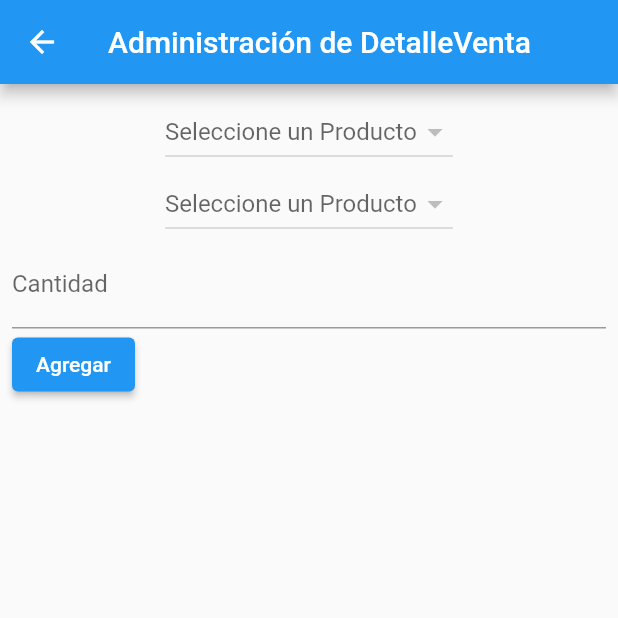
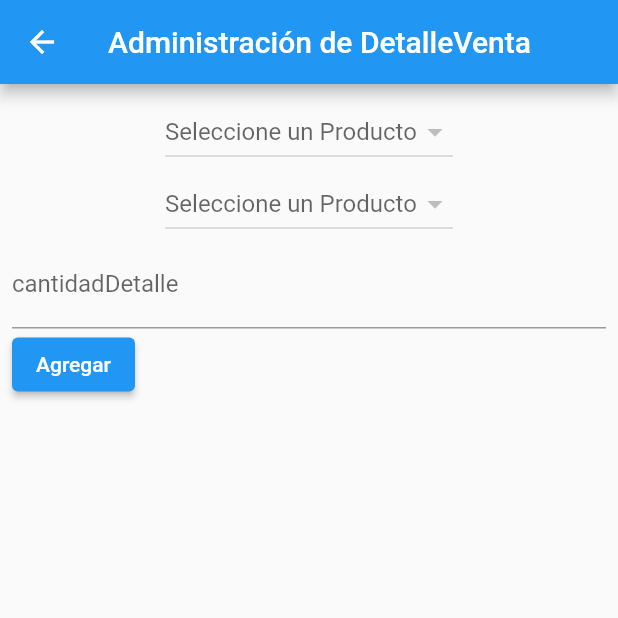
Before and after one commit to aleins99/Flutter_Frontend_Final, a Flutter app: the DetalleVentaScreen screen opened directly with empty values, after a tap on "Agregar", on a phone screen of 412 x 824 dp, the top half of it. Run offline on Flutter 3.47's test engine with Material 2 defaults, Android fonts, the phone set to English and light mode, and no system bars; our stand-ins replace sqflite; missing offline and left inert: dart:ffi; accounts and stored records are empty.

Commit message:
funciona total de ventas

```diff
--- a/lib/src/models/detalle_venta.dart
+++ b/lib/src/models/detalle_venta.dart
@@ -1,32 +1,32 @@
-/* // para detalle venta: identificador del producto, cantidadVenta
+/* // para detalle venta: identificador del producto, cantidadDetalleVenta
   static const _tableDetalleVenta = 'detalleVenta';
   static const columnIdDetalleVenta = 'idDetalleVenta';
-  static const columnIdProductoDetalleVenta = 'idProducto';
-  static const columncantidadVentaDetalleVenta = 'cantidadVenta';
+  static const columnidProductoDetalleDetalleVenta = 'idProductoDetalle';
+  static const columncantidadDetalleVentaDetalleVenta = 'cantidadDetalleVenta';
 */
 import '../models/producto.dart';
 import '../models/venta.dart';
 
 class DetalleVenta {
   int idDetalleVenta;
-  Producto idProducto;
-  int cantidad;
-  Venta idVenta;
+  Producto idProductoDetalle;
+  int cantidadDetalle;
+  Venta idVentaDetalle;
 
   DetalleVenta({
     required this.idDetalleVenta,
-    required this.idVenta,
-    required this.idProducto,
-    required this.cantidad,
+    required this.idVentaDetalle,
+    required this.idProductoDetalle,
+    required this.cantidadDetalle,
   });
 
   // Convert a DetalleVenta into a Map. The keys must correspond to the names of the columns in the database.
   Map<String, dynamic> toMap() {
     return {
       'idDetalleVenta': idDetalleVenta,
-      'idVenta': idVenta,
-      'idProducto': idProducto,
-      'cantidad': cantidad,
+      'idVentaDetalle': idVentaDetalle,
+      'idProductoDetalle': idProductoDetalle,
+      'cantidadDetalle': cantidadDetalle,
     };
   }
 
@@ -34,9 +34,9 @@ class DetalleVenta {
   factory DetalleVenta.fromMap(Map<String, dynamic> map) {
     return DetalleVenta(
       idDetalleVenta: map['idDetalleVenta'],
-      idVenta: map['idVenta'],
-      idProducto: map['idProducto'],
-      cantidad: map['cantidad'],
+      idVentaDetalle: map['idVentaDetalle'],
+      idProductoDetalle: map['idProductoDetalle'],
+      cantidadDetalle: map['cantidadDetalle'],
     );
   }
 }
--- a/lib/src/providers/database_helper.dart
+++ b/lib/src/providers/database_helper.dart
@@ -41,9 +41,9 @@ class DatabaseHelper {
   // para detalle venta: identificador del producto, cantidad
   static const _tableDetalleVenta = 'detalleVenta';
   static const columnIdDetalleVenta = 'idDetalleVenta';
-  static const columnVenta = 'idVenta';
-  static const columnProducto = 'idProducto';
-  static const columnCantidad = 'cantidad';
+  static const columnVentaDetalleVenta = 'idVentaDetalle';
+  static const columnProductoDetalleVenta = 'idProductoDetalle';
+  static const columnCantidadDetalleVenta = 'cantidadDetalle';
 
   DatabaseHelper._privateConstructor();
   static final DatabaseHelper instance = DatabaseHelper._privateConstructor();
@@ -98,11 +98,11 @@ class DatabaseHelper {
     await db.execute('''
     CREATE TABLE $_tableDetalleVenta (
     $columnIdDetalleVenta INTEGER PRIMARY KEY AUTOINCREMENT,
-    $columnVenta INTEGER NOT NULL,
-    $columnProducto INTEGER NOT NULL,
-    $columnCantidad INTEGER NOT NULL,
-    FOREIGN KEY ($columnVenta) REFERENCES $_tableVentas ($columnIdVenta),
-    FOREIGN KEY ($columnProducto) REFERENCES $_tableProductos ($columnIdProducto)
+    $columnVentaDetalleVenta INTEGER NOT NULL,
+    $columnProductoDetalleVenta INTEGER NOT NULL,
+    $columnCantidadDetalleVenta INTEGER NOT NULL,
+    FOREIGN KEY ($columnVentaDetalleVenta) REFERENCES $_tableVentas ($columnIdVenta),
+    FOREIGN KEY ($columnProductoDetalleVenta) REFERENCES $_tableProductos ($columnIdProducto)
     )
     ''');
   }
@@ -211,6 +211,23 @@ class DatabaseHelper {
     return listaProductos;
   }
 
+  Future<Producto> obtenerProductoPorId(int id) async {
+    Database db = await database;
+    final res = await db.query(
+      _tableProductos,
+      where: '$columnIdProducto = ?',
+      whereArgs: [id],
+    );
+
+    if (res.isNotEmpty) {
+      Categoria cat =
+          await obtenerCategoriaPorId(res.first['categoria'] as int);
+      return Producto.fromMap(res.first, categoria: cat);
+    } else {
+      throw Exception('Venta no encontrada');
+    }
+  }
+
   Future<int> updateProducto(Producto producto) async {
     Database db = await instance.database;
     return await db.update(
@@ -285,16 +302,48 @@ class DatabaseHelper {
     Database db = await instance.database;
     final List<Map<String, dynamic>> maps = await db.query(_tableVentas);
     List<Venta> ventas = [];
+
     for (var venta in maps) {
       Venta v = Venta(
         idVenta: venta['idVenta'] as int,
         fecha: DateTime.tryParse(venta['fecha'] as String)!,
         factura: venta['factura'] as String,
-        total: venta['total'] as double,
+        total: await totalVenta(venta['idVenta'] as int),
       );
       ventas.add(v);
     }
     return ventas;
+  }
+
+  Future<double> totalVenta(int idVenta) async {
+    final db = await database;
+    final res = await db.query(
+      _tableDetalleVenta,
+      where: '$columnVentaDetalleVenta = ?',
+      whereArgs: [idVenta],
+    );
+    double total = 0.0;
+    for (var detalle in res) {
+      Producto producto =
+          await obtenerProductoPorId(detalle['idProductoDetalle'] as int);
+      total += producto.precio * (detalle['cantidadDetalle'] as int);
+    }
+    return total;
+  }
+
+  Future<Venta> obtenerVentaPorId(int id) async {
+    Database db = await database;
+    final res = await db.query(
+      _tableVentas,
+      where: '$columnIdVenta = ?',
+      whereArgs: [id],
+    );
+
+    if (res.isNotEmpty) {
+      return Venta.fromMap(res.first);
+    } else {
+      throw Exception('Venta no encontrada');
+    }
   }
 
   Future<int> updateVenta(Venta venta) async {
@@ -320,9 +369,10 @@ class DatabaseHelper {
   Future<int> insertDetalleVenta(DetalleVenta detalleVenta) async {
     Database db = await database;
     var map = detalleVenta.toMap();
-    map['idProducto'] = detalleVenta.idProducto.idProducto;
-    map['idVenta'] = detalleVenta.idVenta.idVenta;
-
+    map['idProductoDetalle'] = detalleVenta.idProductoDetalle.idProducto;
+    map['idVentaDetalle'] = detalleVenta.idVentaDetalle.idVenta;
+    map.remove(
+        'idDetalleVenta'); // Remove the ID so SQLite can auto-generate it
     return await db.insert(_tableDetalleVenta, map);
   }
 
@@ -332,9 +382,9 @@ class DatabaseHelper {
     return List.generate(maps.length, (i) {
       return DetalleVenta(
         idDetalleVenta: maps[i][columnIdDetalleVenta],
-        idVenta: maps[i][columnVenta],
-        idProducto: maps[i][columnProducto],
-        cantidad: maps[i][columnCantidad],
+        idVentaDetalle: maps[i][columnVentaDetalleVenta],
+        idProductoDetalle: maps[i][columnProductoDetalleVenta],
+        cantidadDetalle: maps[i][columnCantidadDetalleVenta],
       );
     });
   }
@@ -351,20 +401,26 @@ class DatabaseHelper {
 
   Future<List<DetalleVenta>> retrieveDetallesVenta(int idVenta) async {
     final db = await database;
-    final List<Map<String, dynamic>> detalleVentaMap = await db.query(
-      'DetalleVenta',
-      where: '$columnVenta = ?',
+    final res = await db.query(
+      _tableDetalleVenta,
+      where: '$columnVentaDetalleVenta = ?',
       whereArgs: [idVenta],
     );
+    List<DetalleVenta> detallesVenta = [];
 
-    return detalleVentaMap.map((detalleMap) {
-      return DetalleVenta(
-        idDetalleVenta: detalleMap['idDetalleVenta'],
-        idVenta: detalleMap['idVenta'],
-        idProducto: detalleMap['idProducto'],
-        cantidad: detalleMap['cantidad'],
+    for (var detalle in res) {
+      Venta venta = await obtenerVentaPorId(detalle['idVentaDetalle'] as int);
+      Producto producto =
+          await obtenerProductoPorId(detalle['idProductoDetalle'] as int);
+      DetalleVenta d = DetalleVenta(
+        idDetalleVenta: detalle['idDetalleVenta'] as int,
+        idVentaDetalle: venta,
+        idProductoDetalle: producto,
+        cantidadDetalle: detalle['cantidadDetalle'] as int,
       );
-    }).toList();
+      detallesVenta.add(d);
+    }
+    return detallesVenta;
   }
 
   Future<int> deleteDetalleVenta(int id) async {
--- a/lib/src/screens/detalle_venta_screen.dart
+++ b/lib/src/screens/detalle_venta_screen.dart
@@ -22,7 +22,8 @@ class _DetalleVentaScreenState extends State<DetalleVentaScreen> {
   Producto? selectedProducto;
   List<Venta> ventas = [];
   Venta? selectedVenta;
-  TextEditingController _controllerCantidad = new TextEditingController();
+  TextEditingController _controllercantidadDetalle =
+      new TextEditingController();
 
   @override
   void initState() {
@@ -91,8 +92,9 @@ class _DetalleVentaScreenState extends State<DetalleVentaScreen> {
                   }).toList(),
                 ),
                 TextField(
-                  controller: _controllerCantidad,
-                  decoration: const InputDecoration(labelText: 'Cantidad'),
+                  controller: _controllercantidadDetalle,
+                  decoration:
+                      const InputDecoration(labelText: 'cantidadDetalle'),
                   keyboardType: TextInputType.number,
                 ),
                 Row(
@@ -112,7 +114,7 @@ class _DetalleVentaScreenState extends State<DetalleVentaScreen> {
               itemBuilder: (context, index) {
                 return ListTile(
                   title: Text(
-                      '${detalleVenta[index].idProducto.nombre} ${detalleVenta[index].cantidad}'),
+                      '${detalleVenta[index].idProductoDetalle.nombre} ${detalleVenta[index].cantidadDetalle}'),
                   trailing: Row(
                     mainAxisSize: MainAxisSize.min,
                     children: [
@@ -137,15 +139,16 @@ class _DetalleVentaScreenState extends State<DetalleVentaScreen> {
   }
 
   void _addDetalleVenta() async {
-    if (_controllerCantidad.text.isNotEmpty && selectedProducto != null) {
+    if (_controllercantidadDetalle.text.isNotEmpty &&
+        selectedProducto != null) {
       DetalleVenta newDetalleVenta = DetalleVenta(
-          idDetalleVenta: 1, // id 0 porque SQLite lo autoincrementará
-          idVenta: widget.getVenta(),
-          idProducto: selectedProducto!,
-          cantidad: int.parse(_controllerCantidad.text));
+          idDetalleVenta: 0, // id 0 porque SQLite lo autoincrementará
+          idVentaDetalle: widget.getVenta(),
+          idProductoDetalle: selectedProducto!,
+          cantidadDetalle: int.parse(_controllercantidadDetalle.text));
       await DatabaseHelper.instance.insertDetalleVenta(newDetalleVenta);
       _loaddetalleVenta(widget.getVenta());
-      _controllerCantidad.clear();
+      _controllercantidadDetalle.clear();
     }
   }
 
@@ -155,8 +158,9 @@ class _DetalleVentaScreenState extends State<DetalleVentaScreen> {
   }
 
   void _editDetalleVenta(int index) async {
-    _controllerCantidad.text = detalleVenta[index].cantidad.toString();
-    selectedProducto = detalleVenta[index].idProducto;
+    _controllercantidadDetalle.text =
+        detalleVenta[index].cantidadDetalle.toString();
+    selectedProducto = detalleVenta[index].idProductoDetalle;
 
     await showDialog(
       context: context,
@@ -167,9 +171,9 @@ class _DetalleVentaScreenState extends State<DetalleVentaScreen> {
             mainAxisSize: MainAxisSize.min,
             children: [
               TextField(
-                controller: _controllerCantidad,
+                controller: _controllercantidadDetalle,
                 decoration: const InputDecoration(
-                  labelText: 'Cantidad',
+                  labelText: 'cantidadDetalle',
                 ),
                 keyboardType: TextInputType.number,
               ),
@@ -202,14 +206,15 @@ class _DetalleVentaScreenState extends State<DetalleVentaScreen> {
               onPressed: () async {
                 DetalleVenta updatedDetalleVenta = DetalleVenta(
                     idDetalleVenta: detalleVenta[index].idDetalleVenta,
-                    idVenta: detalleVenta[index].idVenta,
-                    idProducto: selectedProducto!,
-                    cantidad: int.parse(_controllerCantidad.text));
+                    idVentaDetalle: detalleVenta[index].idVentaDetalle,
+                    idProductoDetalle: selectedProducto!,
+                    cantidadDetalle:
+                        int.parse(_controllercantidadDetalle.text));
                 await DatabaseHelper.instance
                     .updateDetalleVenta(updatedDetalleVenta);
                 _loaddetalleVenta(widget.getVenta());
                 Navigator.pop(context);
-                _controllerCantidad.clear();
+                _controllercantidadDetalle.clear();
                 selectedProducto = null;
               },
               child: const Text('Actualizar'),
--- a/lib/src/screens/venta_screen.dart
+++ b/lib/src/screens/venta_screen.dart
@@ -75,7 +75,7 @@ class _VentaScreenState extends State<VentaScreen> {
                   },
                   child: ListTile(
                     title: Text(
-                      '${DateFormat('yyyy/MM/dd').format(ventas[index].fecha)} - ${ventas[index].total}',
+                      '${DateFormat('yyyy/MM/dd').format(ventas[index].fecha)} - ${ventas[index].total.toStringAsFixed(0)}',
                     ),
                     trailing: Row(
                       mainAxisSize: MainAxisSize.min,
```
